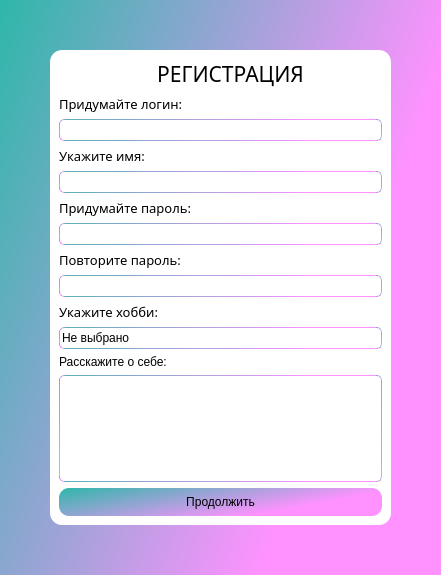
Before: the Qt Designer form uis/reg.ui in KIBORGm/amn_project, drawn with Qt 5.
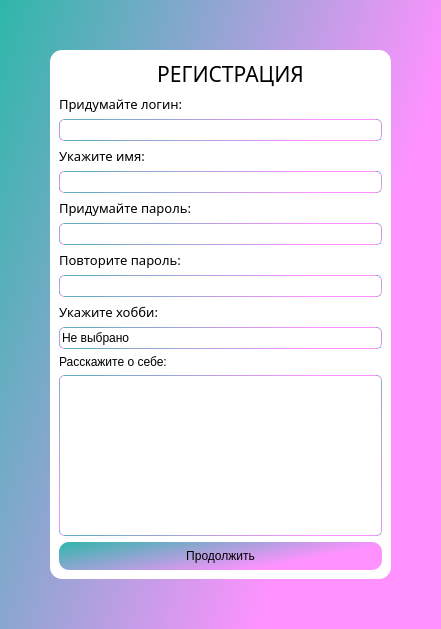
After: the same form once the commit is applied. Icons and pictures are not drawn.

Patch:
```diff
--- a/uis/reg.ui
+++ b/uis/reg.ui
@@ -7,7 +7,7 @@
     <x>0</x>
     <y>0</y>
     <width>441</width>
-    <height>575</height>
+    <height>629</height>
    </rect>
   </property>
   <property name="windowTitle">
```
Left out of the diff: 4 changed lines with no effect on the pictures.
